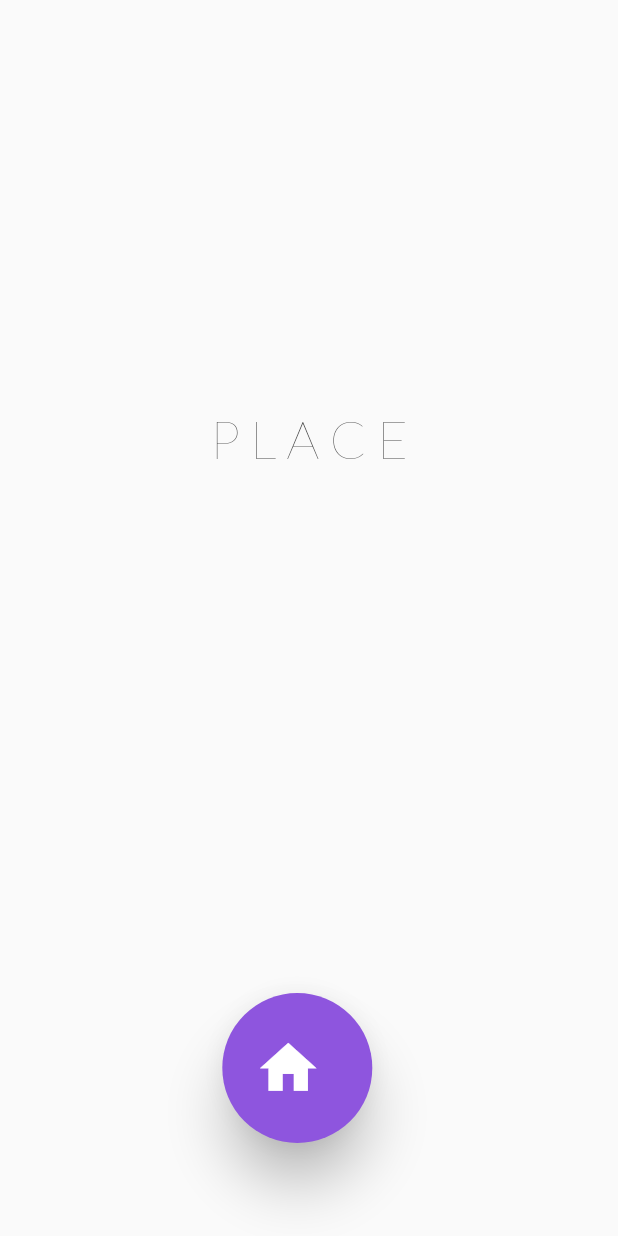
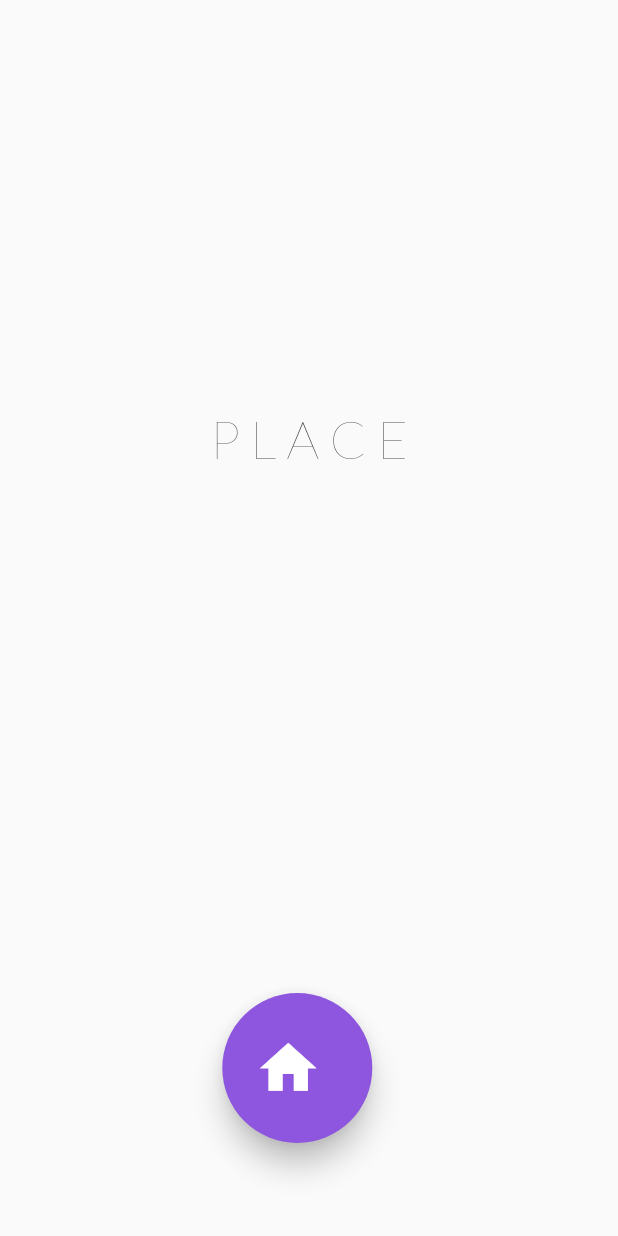
Before and after one commit to drexquisite/projx, a Flutter app: the screen it shows after launch, on a phone screen of 412 x 824 dp. Run offline on Flutter 3.47's test engine with Material 2 defaults, Android fonts, the phone set to English and light mode, and no system bars; drawn by our look-alikes of auto_size_text; our stand-ins replace font_awesome_flutter, google_fonts.

Commit message:
Updating to latest FlutterFlow output.

```diff
--- a/lib/home_page/home_page_widget.dart
+++ b/lib/home_page/home_page_widget.dart
@@ -75,7 +75,7 @@ class _HomePageWidgetState extends State<HomePageWidget>
                             fontFamily: 'Poppins',
                             color: Colors.white,
                           ),
-                          elevation: 15,
+                          elevation: 8,
                           borderSide: BorderSide(
                             color: Colors.transparent,
                             width: 1,
```
